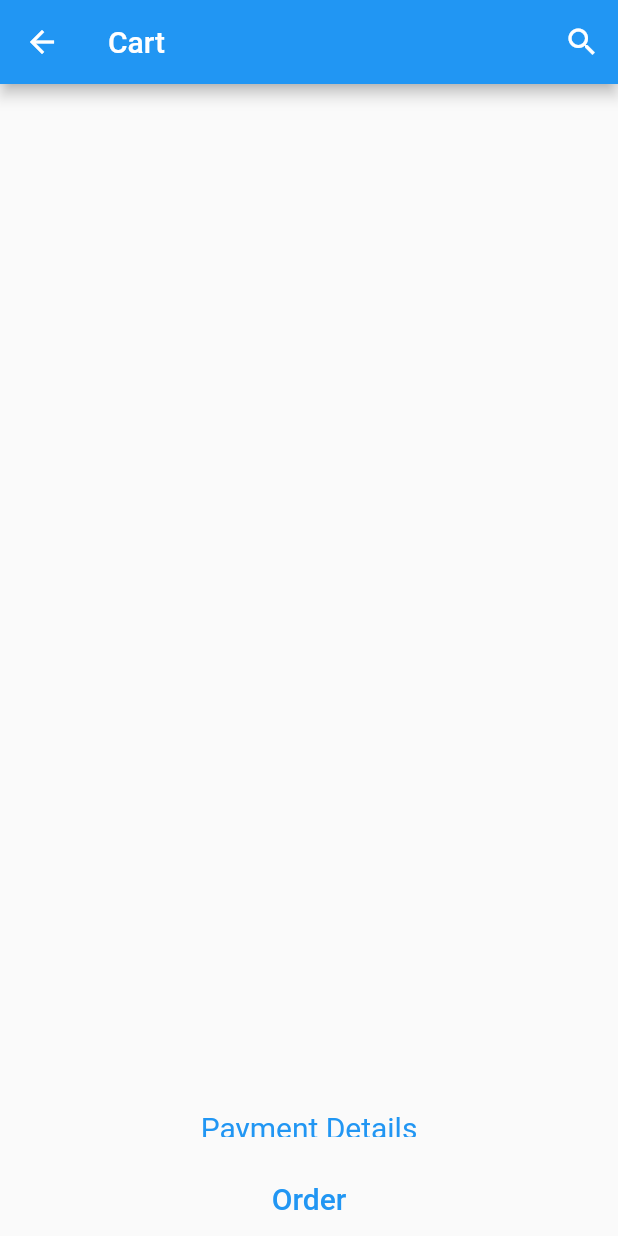
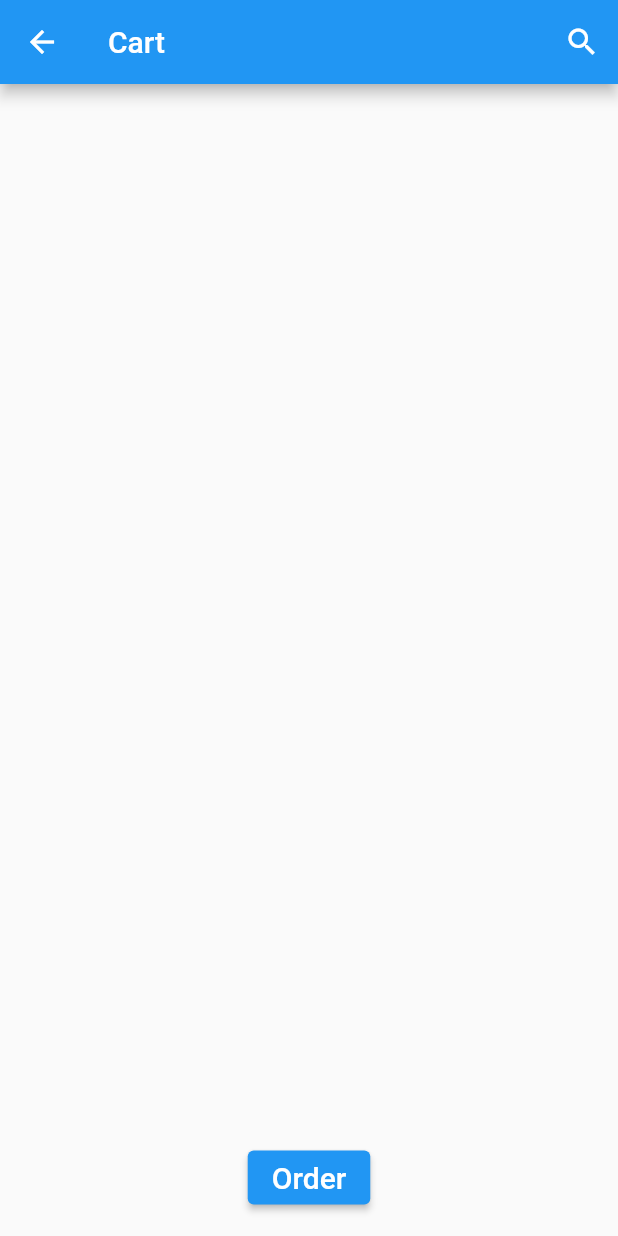
Before and after one commit to slaeuffer/picknseat, a Flutter app: the screen it shows after launch, after a tap on "Sign in", after a tap on the "shopping cart" icon, on a phone screen of 412 x 824 dp. Run offline on Flutter 3.47's test engine with Material 2 defaults, Android fonts, the phone set to English and light mode, and no system bars; our stand-ins replace badges.

Commit message:
Cart changes

```diff
--- a/lib/cart.dart
+++ b/lib/cart.dart
@@ -32,36 +32,30 @@ class _CartMenuState extends State<CartMenu> {
       ),
       body: Align(
         alignment: Alignment.bottomCenter,
-        child: SingleChildScrollView(
+        child: Stack(
+          children: [
+            SingleChildScrollView(
                 child: Column(
                   children: [
                     for (var cartitem in widget.globalvars.cart_list) Container(child: displayItem(cartitem), height: 130),
-                //Spacer(),
-                Container(
-                  height:50,
-                  child: TextButton(
-                    child: const Text('Payment Details'),
-                    style: TextButton.styleFrom(
-                      padding: const EdgeInsets.all(16.0),
-                      primary: Colors.blue,
-                      textStyle: const TextStyle(fontSize: 20),
+                  ],
+                )
             ),
+            Align(
+              alignment: Alignment.bottomCenter,
+              child: Padding(
+                padding: EdgeInsets.only(bottom: 15),
+                child: ElevatedButton(
+                  child: const Text('Order', style: TextStyle(fontSize: 20)),
                   onPressed: () {
                     Navigator.push(context, MaterialPageRoute<void>(
                         builder: (BuildContext context) => MyPaymentPage()));
                   },
                 ),
-                ),
-                Container(
-                  height:50,
-                  child: TextButton(
-                    child: const Text('Order', style: TextStyle(fontSize: 20)),
-                    onPressed: () {},
-                  ),
+              )
             )
           ],
         )
-        ),
       ),
     );
   }
```
Lines whose indentation alone changed are shown as unchanged.
